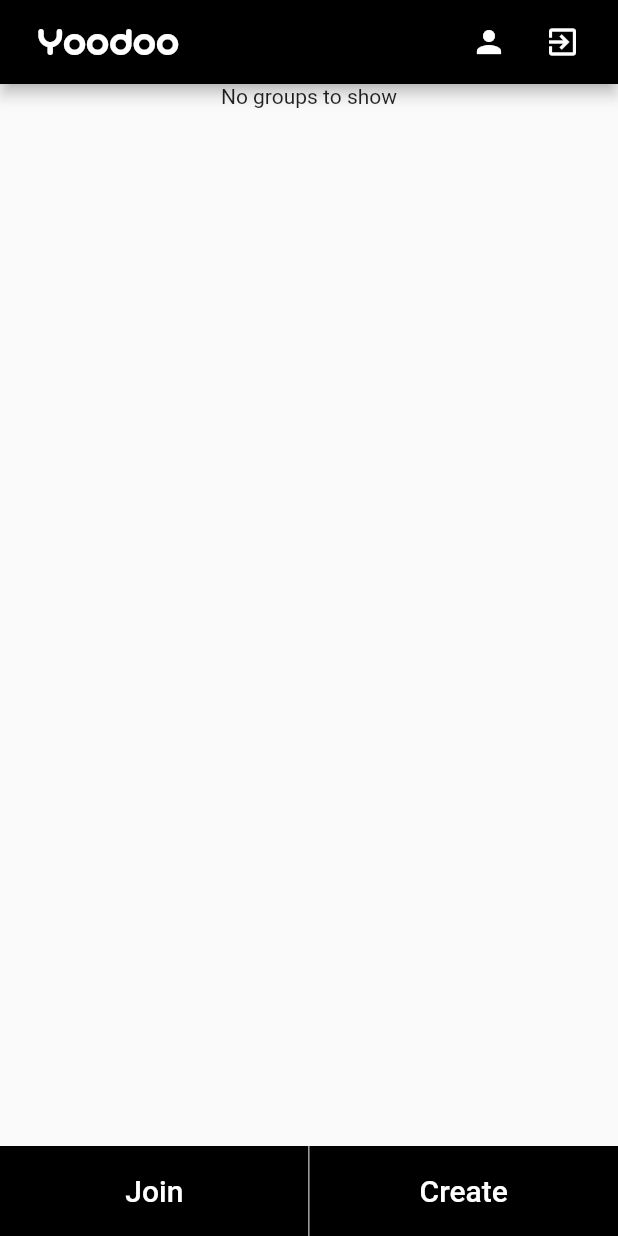
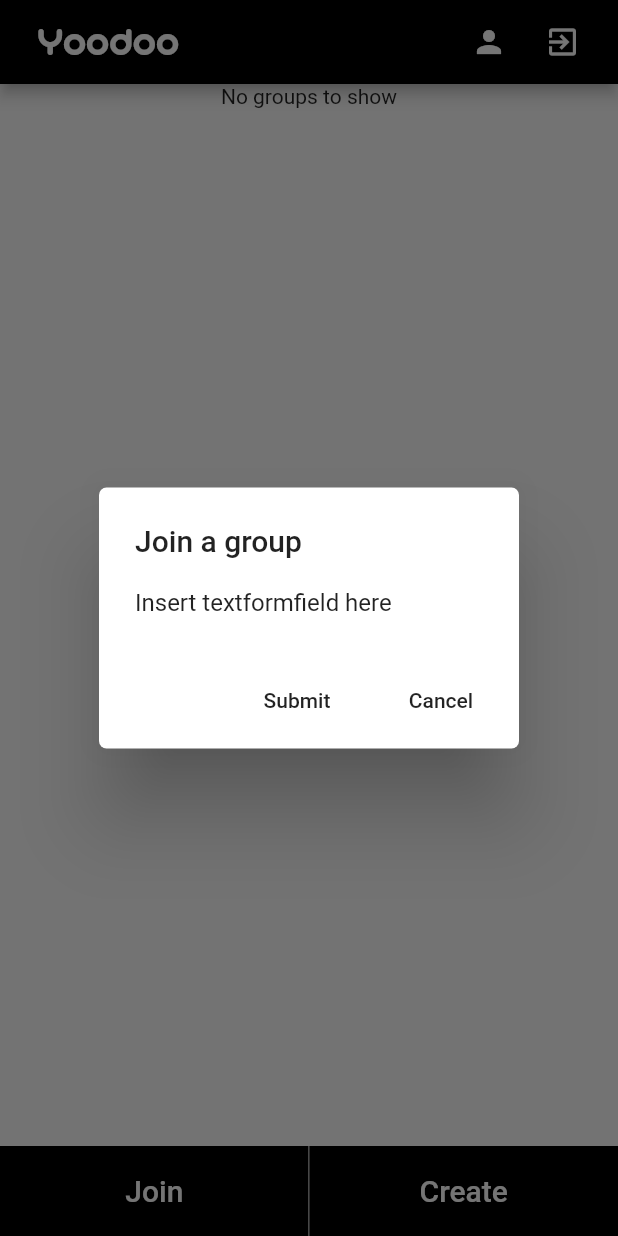
Before and after one commit to shamsiareeb/Yoodoo, a Flutter app: the screen it shows after launch, after a tap on "Join", on a phone screen of 412 x 824 dp. Run offline on Flutter 3.47's test engine with Material 2 defaults, Android fonts, the phone set to English and light mode, and no system bars; our stand-ins replace cloud_firestore, firebase_auth, random_string; accounts and stored records are empty; project files that could hold a hidden picture were left out.

Commit message:
Created the basic code of popupJoin()

```diff
--- a/lib/dialogues.dart
+++ b/lib/dialogues.dart
@@ -532,3 +532,35 @@ void popupShowGroupId(BuildContext context, var groupId) {
       barrierDismissible: false
   );
 }
+
+void popupJoin(BuildContext context) {
+  showDialog(
+      context: context,
+      builder: (context) {
+        return new WillPopScope(
+            onWillPop: () async => false,
+            child:AlertDialog(
+                shape: RoundedRectangleBorder(
+                    borderRadius: BorderRadius.circular(5.0)
+                ),
+                title: Text('Join a group'),
+                content: Text('Insert textformfield here'),
+                actions: <Widget>[
+                  FlatButton(
+                    child: Text('Submit'),
+                    onPressed: () {
+                    },
+                  ),
+                  FlatButton(
+                    child: Text('Cancel'),
+                    onPressed: () {
+                    Navigator.of(context).pop();
+                    },
+                  )
+                ]
+            )
+        );
+      },
+      barrierDismissible: false
+  );
+}
--- a/lib/home_screen.dart
+++ b/lib/home_screen.dart
@@ -157,7 +157,7 @@ class _HomeScreenState extends State<HomeScreen> with TickerProviderStateMixin {
                           ),
                         ),
                         onTap: () {
-
+                          popupJoin(context);
                         },
                       ),
                     ),
```
